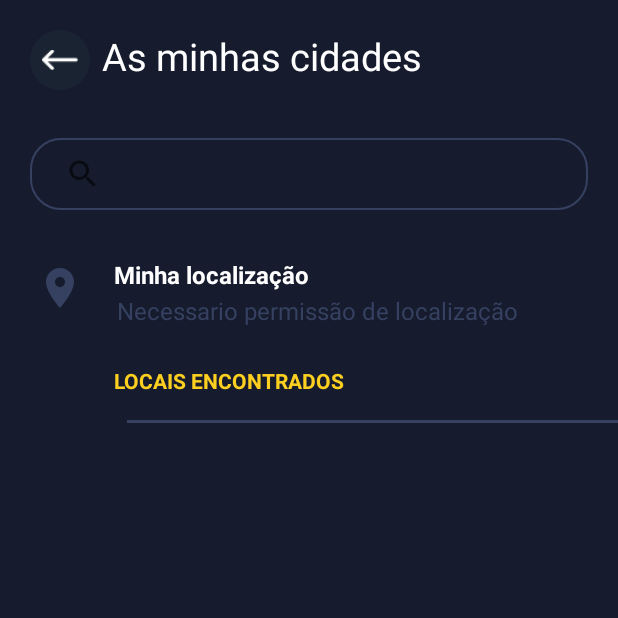
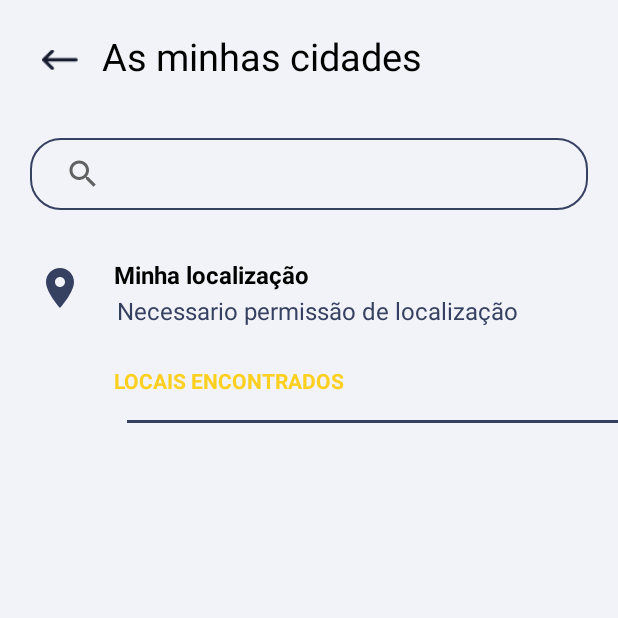
Before and after one commit to pablo-caue/weather-app, an Android app: the screen it shows after launch (SearchActivity), on a phone screen of 412 x 824 dp, the top half of it. Run offline under Robolectric (Android 15) with nearby library versions, the phone set to English and light mode, and no system bars; libraries missing offline, so code that uses them is left out: pub.devrel.easypermissions; 2 statements that could not run were skipped.

Commit message:
feat(layout): add lightMode in SearchActivity

```diff
--- /dev/null
+++ b/app/src/main/java/com/example/weatherapp/service/helper/StyleTheme.kt
@@ -0,0 +1,12 @@
+package com.example.weatherapp.service.helper
+
+import android.content.Context
+import android.content.res.Configuration
+import android.graphics.Bitmap.Config
+
+class StyleTheme {
+    fun isDarkModeEnabled(context: Context): Boolean {
+        val currentNightMode = context.resources.configuration.uiMode and Configuration.UI_MODE_NIGHT_YES
+        return currentNightMode == Configuration.UI_MODE_NIGHT_YES
+    }
+}
--- a/app/src/main/java/com/example/weatherapp/view/MainActivity.kt
+++ b/app/src/main/java/com/example/weatherapp/view/MainActivity.kt
@@ -59,6 +59,8 @@ class MainActivity : AppCompatActivity(), View.OnClickListener {
 
         intentSearchActivity = Intent(this, SearchActivity::class.java)
         intentSearchActivity.putExtra(WeatherConstants.EXTRA.API_KEY, viewModel.getKeyAPI())
+
+        viewModel.checkStyleMode(this)
     }
 
     override fun onResume() {
@@ -136,6 +138,14 @@ class MainActivity : AppCompatActivity(), View.OnClickListener {
         // TwelveHours API
         viewModel.twelveHours.observe(this) {
             hourlyAdapter.updateHourly(it)
+        }
+
+        viewModel.isDarkModeEnabled.observe(this){
+            if (it){
+                binding.cardview.setCardBackgroundColor(getColor(R.color.teal_200))
+            }else{
+                binding.cardview.setCardBackgroundColor(getColor(R.color.yellow))
+            }
         }
 
     }
--- a/app/src/main/java/com/example/weatherapp/view/SearchActivity.kt
+++ b/app/src/main/java/com/example/weatherapp/view/SearchActivity.kt
@@ -63,6 +63,8 @@ class SearchActivity : AppCompatActivity(), SearchView.OnQueryTextListener, View
 
         //Observer
         observer()
+
+        viewModel.checkThemeMode(this)
     }
 
     override fun onResume() {
@@ -140,6 +142,18 @@ class SearchActivity : AppCompatActivity(), SearchView.OnQueryTextListener, View
                 finish()
             }
         }
+
+        viewModel.isDarkThemeEnabled.observe(this){
+            if (it){
+                binding.background.setBackgroundColor(getColor(R.color.black_background))
+                binding.imageBack.setBackgroundColor(getColor(R.color.black_background))
+                binding.imageBack.setColorFilter(getColor(R.color.white_background))
+            }else{
+                binding.background.setBackgroundColor(getColor(R.color.white_background))
+                binding.imageBack.setBackgroundColor(getColor(R.color.white_background))
+                binding.imageBack.setColorFilter(getColor(R.color.black_background))
+            }
+        }
     }
 
     // Inicia RecyclerView
--- a/app/src/main/java/com/example/weatherapp/viewmodel/MainViewModel.kt
+++ b/app/src/main/java/com/example/weatherapp/viewmodel/MainViewModel.kt
@@ -1,6 +1,8 @@
 package com.example.weatherapp.viewmodel
 
 import android.app.Application
+import android.content.Context
+import android.content.res.Configuration
 import androidx.lifecycle.AndroidViewModel
 import androidx.lifecycle.LiveData
 import androidx.lifecycle.MutableLiveData
@@ -25,6 +27,10 @@ class MainViewModel(application: Application) : AndroidViewModel(application) {
 
     private var _error = MutableLiveData<String>()
     var error : LiveData<String> = _error
+
+
+    private var _isDarkModeEnabled = MutableLiveData<Boolean>()
+    var isDarkModeEnabled : LiveData<Boolean> = _isDarkModeEnabled
 
     private val mainRepository = MainRepository(application)
 
@@ -101,4 +107,10 @@ class MainViewModel(application: Application) : AndroidViewModel(application) {
         key = newKey
     }
 
+    fun checkStyleMode(context: Context){
+        val currentNightMode = context.resources.configuration.uiMode and Configuration.UI_MODE_NIGHT_YES
+        _isDarkModeEnabled.value = currentNightMode == Configuration.UI_MODE_NIGHT_YES
+    }
+
+
 }
--- a/app/src/main/java/com/example/weatherapp/viewmodel/SearchViewModel.kt
+++ b/app/src/main/java/com/example/weatherapp/viewmodel/SearchViewModel.kt
@@ -4,12 +4,14 @@ import android.Manifest
 import android.annotation.SuppressLint
 import android.app.Activity
 import android.app.Application
+import android.content.Context
 import android.location.Location
 import android.widget.Toast
 import androidx.lifecycle.AndroidViewModel
 import androidx.lifecycle.LiveData
 import androidx.lifecycle.MutableLiveData
 import com.example.weatherapp.service.constants.WeatherConstants
+import com.example.weatherapp.service.helper.StyleTheme
 import com.example.weatherapp.service.listener.APIListener
 import com.example.weatherapp.service.model.AccuCityModel
 import com.example.weatherapp.service.model.CityModel
@@ -36,8 +38,12 @@ class SearchViewModel(private val application: Application) : AndroidViewModel(a
     private val _userLocale = MutableLiveData<Location>()
     val userLocale: LiveData<Location> = _userLocale
 
+    private val _isDarkThemeEnabled = MutableLiveData<Boolean>()
+    val isDarkThemeEnabled : LiveData<Boolean> = _isDarkThemeEnabled
+
     private val sharedPreferences = SharedPreferences(application.applicationContext)
     private val searchRepository = SearchRepository()
+    private val styleTheme = StyleTheme()
 
     fun searchByName(city: String) {
         searchRepository.searchByName(city, object : APIListener<List<CityModel>> {
@@ -111,4 +117,8 @@ class SearchViewModel(private val application: Application) : AndroidViewModel(a
         }
     }
 
+    fun checkThemeMode(context: Context){
+        _isDarkThemeEnabled.value = styleTheme.isDarkModeEnabled(context)
+    }
+
 }
--- /dev/null
+++ b/app/src/main/res/drawable/background_search_query.xml
@@ -0,0 +1,4 @@
+<?xml version="1.0" encoding="utf-8"?>
+<shape xmlns:android="http://schemas.android.com/apk/res/android">
+    <solid android:color="@android:color/transparent"/>
+</shape>
--- a/app/src/main/res/layout/activity_main.xml
+++ b/app/src/main/res/layout/activity_main.xml
@@ -4,7 +4,7 @@
     xmlns:tools="http://schemas.android.com/tools"
     android:layout_width="match_parent"
     android:layout_height="match_parent"
-    android:background="@color/black_1"
+    android:background="@color/black_background"
     android:padding="20dp"
     tools:context=".view.MainActivity">
 
--- a/app/src/main/res/layout/activity_next_days.xml
+++ b/app/src/main/res/layout/activity_next_days.xml
@@ -4,7 +4,7 @@
     xmlns:tools="http://schemas.android.com/tools"
     android:layout_width="match_parent"
     android:layout_height="match_parent"
-    android:background="@color/black_1"
+    android:background="@color/black_background"
     android:padding="20dp"
     tools:context=".view.NextDaysActivity">
 
--- a/app/src/main/res/layout/activity_search.xml
+++ b/app/src/main/res/layout/activity_search.xml
@@ -4,8 +4,9 @@
     xmlns:tools="http://schemas.android.com/tools"
     android:layout_width="match_parent"
     android:layout_height="match_parent"
-    android:background="@color/black_1"
-    tools:context=".view.SearchActivity">
+    android:background="@color/black_background"
+    tools:context=".view.SearchActivity"
+    android:id="@+id/background">
 
     <androidx.constraintlayout.widget.ConstraintLayout
         android:id="@+id/layout"
@@ -22,7 +23,6 @@
             android:id="@+id/image_back"
             android:layout_width="40dp"
             android:layout_height="40dp"
-            android:background="@drawable/background_back"
             android:padding="8dp"
             android:src="@drawable/back"
             app:layout_constraintStart_toStartOf="parent"
@@ -33,7 +33,6 @@
             android:layout_height="wrap_content"
             android:layout_marginStart="8dp"
             android:text="As minhas cidades"
-            android:textColor="@color/white"
             android:textSize="25sp"
             app:layout_constraintStart_toEndOf="@id/image_back"
             app:layout_constraintTop_toTopOf="@id/image_back" />
@@ -44,7 +43,7 @@
             android:padding="3dp"
             android:layout_width="0dp"
             android:layout_height="wrap_content"
-            android:queryBackground="@color/black_1"
+            android:queryBackground="@drawable/background_search_query"
             android:background="@drawable/background_search"
             android:iconifiedByDefault="false"
             app:layout_constraintEnd_toEndOf="parent"
@@ -69,7 +68,6 @@
             android:text="Minha localização"
             app:layout_constraintStart_toEndOf="@id/image_locale"
             app:layout_constraintTop_toTopOf="@id/image_locale"
-            android:textColor="@color/white"
             android:layout_marginStart="16dp"
             android:textStyle="bold"
             android:textSize="16sp"/>
--- a/app/src/main/res/layout/viewholder_tomorrow.xml
+++ b/app/src/main/res/layout/viewholder_tomorrow.xml
@@ -3,7 +3,7 @@
     android:layout_width="match_parent"
     android:layout_height="70dp"
     xmlns:app="http://schemas.android.com/apk/res-auto"
-    android:background="@color/black_1">
+    android:background="@color/black_background">
 
 
     <TextView
--- a/app/src/main/res/values-night/themes.xml
+++ b/app/src/main/res/values-night/themes.xml
@@ -2,8 +2,8 @@
     <!-- Base application theme. -->
     <style name="Theme.WeatherApp" parent="Theme.MaterialComponents.DayNight.DarkActionBar">
         <!-- Primary brand color. -->
-        <item name="colorPrimary">@color/black_1</item>
-        <item name="colorPrimaryVariant">@color/black_1</item>
+        <item name="colorPrimary">@color/black_background</item>
+        <item name="colorPrimaryVariant">@color/black_background</item>
         <item name="colorOnPrimary">@color/black</item>
         <!-- Secondary brand color. -->
         <item name="colorSecondary">#c2c2cf</item>
@@ -12,6 +12,7 @@
         <!-- Status bar color. -->
         <item name="android:statusBarColor">?attr/colorPrimaryVariant</item>
         <!-- Customize your theme here. -->
+        <item name="android:textColor">@color/white</item>
     </style>
 
 </resources>
--- a/app/src/main/res/values/colors.xml
+++ b/app/src/main/res/values/colors.xml
@@ -2,7 +2,11 @@
 <resources>
     <color name="black">#FF000000</color>
     <color name="white">#FFFFFFFF</color>
-    <color name="black_1">#161c2e</color>
+    <color name="colorPrimaryTextLight">#000000</color>
+    <color name="colorPrimaryTextDark">#FFFFFF</color>
+    <color name="black_background">#161c2e</color>
+    <color name="white_background">#f1f3f8</color>
+    <color name="transparent">#00FFFFFF</color>
     <color name="black_2">#1a2332</color>
     <color name="black_3">#364161</color>
     <color name="yellow">#fdd020</color>
--- a/app/src/main/res/values/themes.xml
+++ b/app/src/main/res/values/themes.xml
@@ -2,8 +2,8 @@
     <!-- Base application theme. -->
     <style name="Theme.WeatherApp" parent="Theme.MaterialComponents.DayNight.DarkActionBar">
         <!-- Primary brand color. -->
-        <item name="colorPrimary">@color/black_2</item>
-        <item name="colorPrimaryVariant">@color/yellow</item>
+        <item name="colorPrimary">@color/white_background</item>
+        <item name="colorPrimaryVariant">@color/white_background</item>
         <item name="colorOnPrimary">@color/white</item>
         <!-- Secondary brand color. -->
         <item name="colorSecondary">@color/teal_200</item>
@@ -12,6 +12,7 @@
         <!-- Status bar color. -->
         <item name="android:statusBarColor">?attr/colorPrimaryVariant</item>
         <!-- Customize your theme here. -->
+        <item name="android:textColor">@color/black</item>
     </style>
 
 </resources>
--- a/build.gradle
+++ b/build.gradle
@@ -1,6 +1,6 @@
 // Top-level build file where you can add configuration options common to all sub-projects/modules.
 plugins {
-    id 'com.android.application' version '7.4.2' apply false
-    id 'com.android.library' version '7.4.2' apply false
+    id 'com.android.application' version '8.1.0' apply false
+    id 'com.android.library' version '8.1.0' apply false
     id 'org.jetbrains.kotlin.android' version '1.8.0' apply false
 }
--- a/gradle.properties
+++ b/gradle.properties
@@ -21,3 +21,5 @@ kotlin.code.style=official
 # resources declared in the library itself and none from the library's dependencies,
 # thereby reducing the size of the R class for that library
 android.nonTransitiveRClass=true
+android.defaults.buildfeatures.buildconfig=true
+android.nonFinalResIds=false
```
Also changed, not shown: app/src/main/java/com/example/weatherapp/service/helper/PermissionHelper.kt (deleted, +0 -24 lines), app/src/main/res/layout/viewholder_cities.xml (+9 -2 lines), gradle/wrapper/gradle-wrapper.properties.
